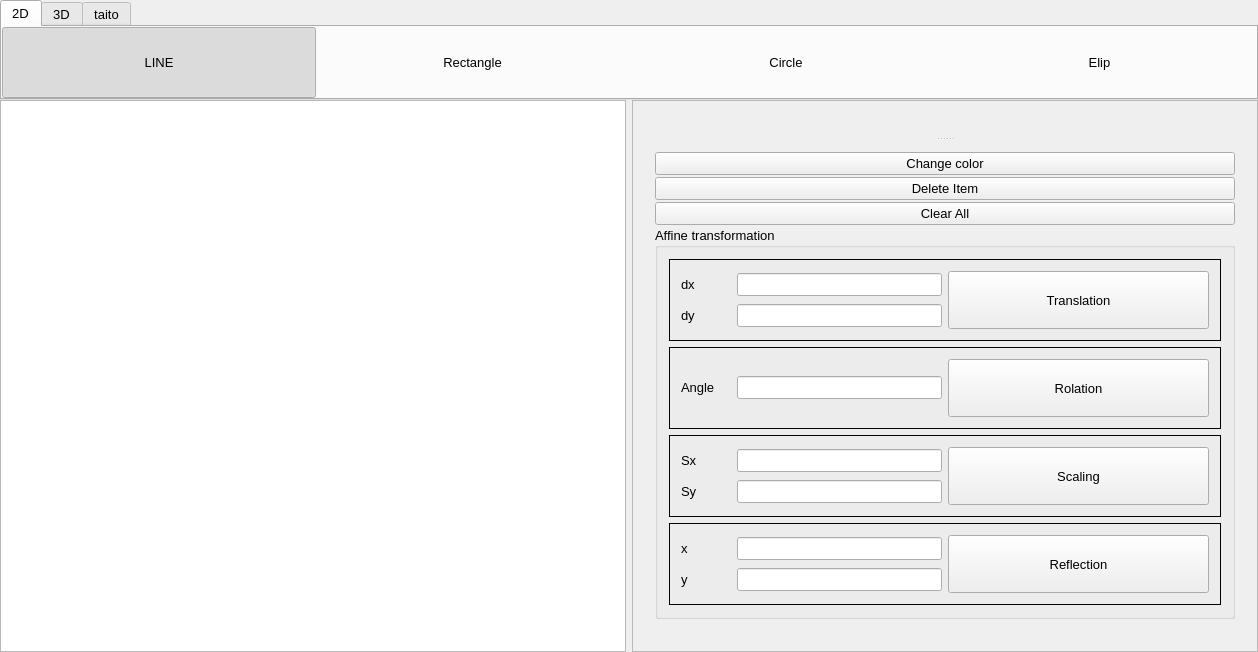
giahuyng98/computer-graphics, file window.ui: the form before one commit.
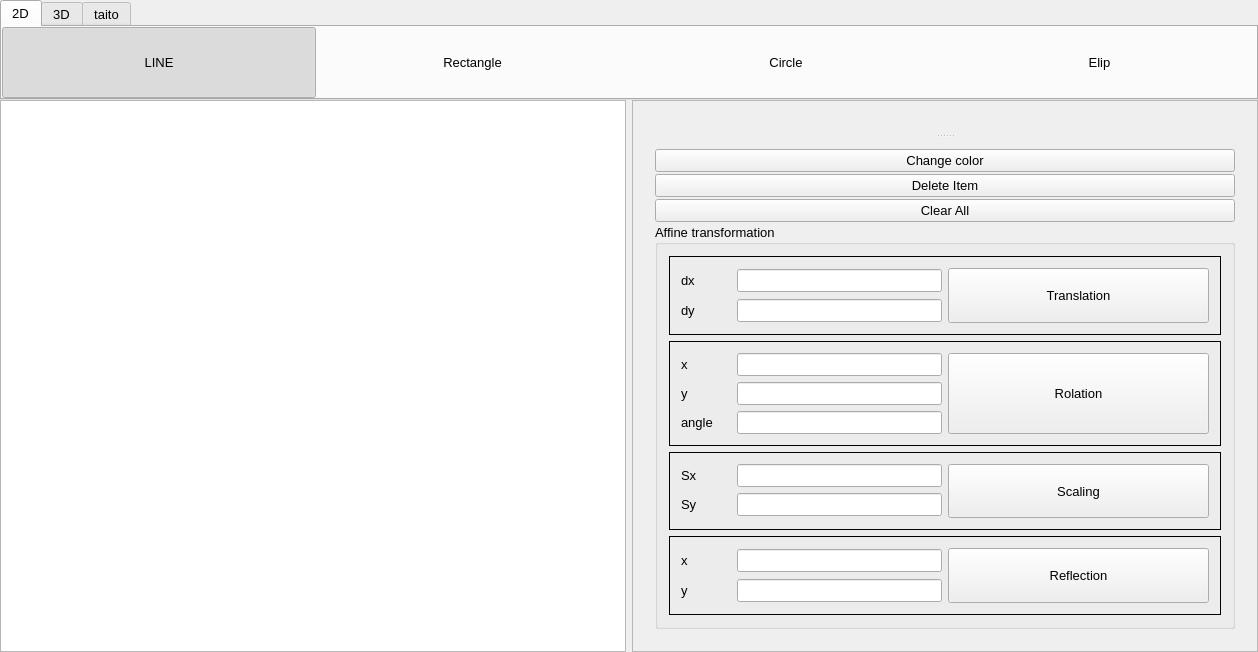
The form after the commit.

Diff of the .ui file:
```diff
--- a/window.ui
+++ b/window.ui
@@ -352,7 +352,7 @@
                </property>
                <layout class="QVBoxLayout" name="verticalLayout_4">
                 <item>
-                 <widget class="QFrame" name="">
+                 <widget class="QFrame" name="frame">
                   <property name="frameShape">
                    <enum>QFrame::Box</enum>
                   </property>
@@ -460,7 +460,7 @@
                  </widget>
                 </item>
                 <item>
-                 <widget class="QFrame" name="">
+                 <widget class="QFrame" name="frame">
                   <property name="frameShape">
                    <enum>QFrame::Box</enum>
                   </property>
@@ -488,15 +488,88 @@
                         </size>
                        </property>
                        <property name="text">
-                        <string>Angle</string>
+                        <string>x</string>
                        </property>
                        <property name="indent">
                         <number>0</number>
                        </property>
                       </widget>
                      </item>
+                     <item row="1" column="0">
+                      <widget class="QLabel" name="label_6">
+                       <property name="sizePolicy">
+                        <sizepolicy hsizetype="Fixed" vsizetype="Preferred">
+                         <horstretch>0</horstretch>
+                         <verstretch>0</verstretch>
+                        </sizepolicy>
+                       </property>
+                       <property name="minimumSize">
+                        <size>
+                         <width>50</width>
+                         <height>0</height>
+                        </size>
+                       </property>
+                       <property name="sizeIncrement">
+                        <size>
+                         <width>0</width>
+                         <height>0</height>
+                        </size>
+                       </property>
+                       <property name="text">
+                        <string>y</string>
+                       </property>
+                       <property name="indent">
+                        <number>0</number>
+                       </property>
+                      </widget>
+                     </item>
+                     <item row="2" column="0">
+                      <widget class="QLabel" name="label_7">
+                       <property name="sizePolicy">
+                        <sizepolicy hsizetype="Fixed" vsizetype="Preferred">
+                         <horstretch>0</horstretch>
+                         <verstretch>0</verstretch>
+                        </sizepolicy>
+                       </property>
+                       <property name="minimumSize">
+                        <size>
+                         <width>50</width>
+                         <height>0</height>
+                        </size>
+                       </property>
+                       <property name="text">
+                        <string>angle</string>
+                       </property>
+                      </widget>
+                     </item>
                      <item row="0" column="1">
-                      <widget class="QLineEdit" name="lineEdit">
+                      <widget class="QLineEdit" name="xRolate">
+                       <property name="sizePolicy">
+                        <sizepolicy hsizetype="Preferred" vsizetype="Fixed">
+                         <horstretch>0</horstretch>
+                         <verstretch>0</verstretch>
+                        </sizepolicy>
+                       </property>
+                       <property name="inputMask">
+                        <string/>
+                       </property>
+                       <property name="placeholderText">
+                        <string/>
+                       </property>
+                      </widget>
+                     </item>
+                     <item row="1" column="1">
+                      <widget class="QLineEdit" name="yRolate">
+                       <property name="sizePolicy">
+                        <sizepolicy hsizetype="Preferred" vsizetype="Fixed">
+                         <horstretch>0</horstretch>
+                         <verstretch>0</verstretch>
+                        </sizepolicy>
+                       </property>
+                      </widget>
+                     </item>
+                     <item row="2" column="1">
+                      <widget class="QLineEdit" name="angleRolate">
                        <property name="sizePolicy">
                         <sizepolicy hsizetype="Preferred" vsizetype="Fixed">
                          <horstretch>0</horstretch>
@@ -524,7 +597,7 @@
                  </widget>
                 </item>
                 <item>
-                 <widget class="QFrame" name="">
+                 <widget class="QFrame" name="frame">
                   <property name="frameShape">
                    <enum>QFrame::Box</enum>
                   </property>
@@ -632,7 +705,7 @@
                  </widget>
                 </item>
                 <item>
-                 <widget class="QFrame" name="">
+                 <widget class="QFrame" name="frame">
                   <property name="frameShape">
                    <enum>QFrame::Box</enum>
                   </property>
@@ -742,22 +815,6 @@
                </layout>
               </widget>
              </item>
-             <item>
-              <spacer name="verticalSpacer">
-               <property name="orientation">
-                <enum>Qt::Vertical</enum>
-               </property>
-               <property name="sizeType">
-                <enum>QSizePolicy::Minimum</enum>
-               </property>
-               <property name="sizeHint" stdset="0">
-                <size>
-                 <width>20</width>
-                 <height>10</height>
-                </size>
-               </property>
-              </spacer>
-             </item>
             </layout>
            </widget>
           </widget>
```
